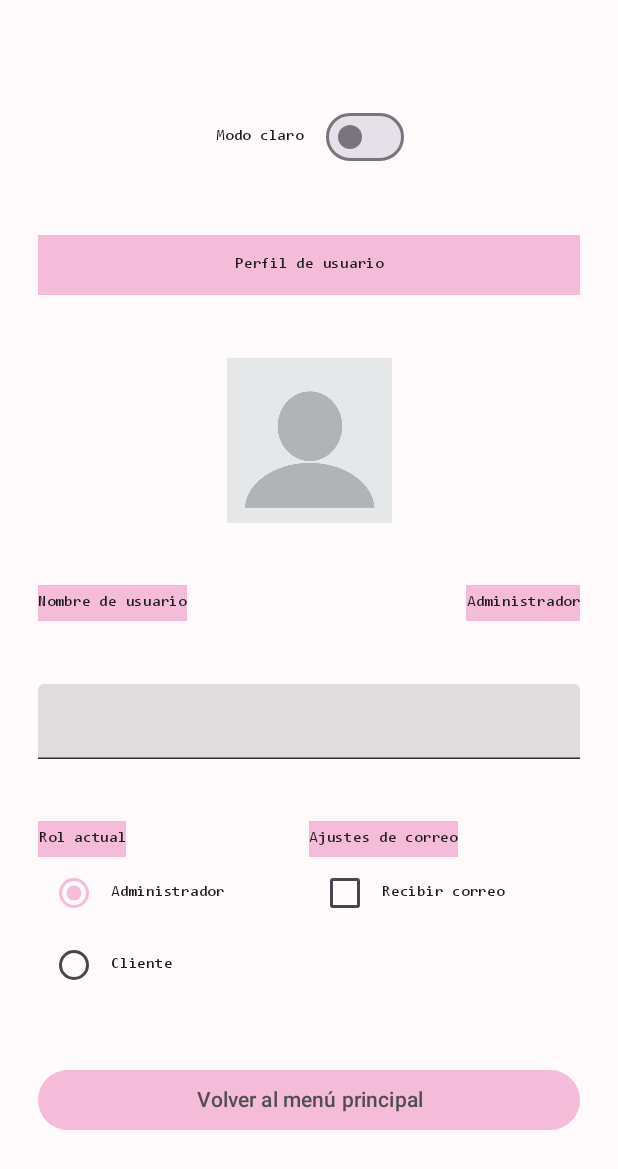
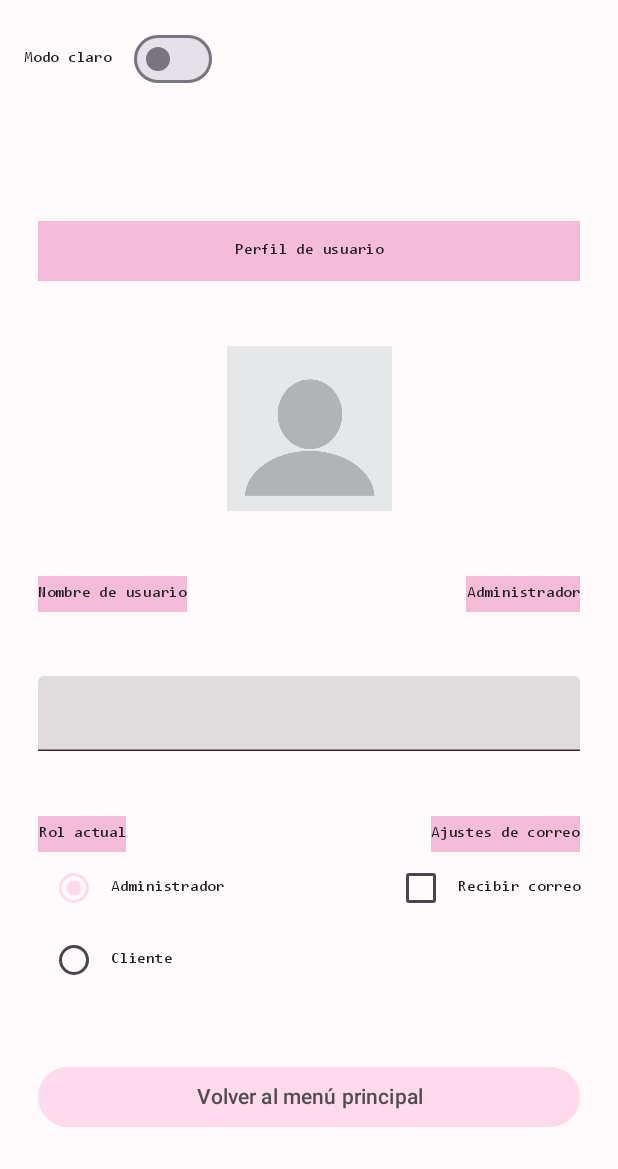
Before and after one commit to akiipv/Practica2_Moviles, an Android app built with Jetpack Compose: the screen it shows after launch (PerfilActivity), after a tap on "Perfil", on a phone screen of 412 x 824 dp. Shown: the top 1169 px of the screen. Run offline under Robolectric (Android 15) with nearby library versions, the phone set to English and light mode, and no system bars; our stand-ins replace window size class.

Commit message:
(„• ֊ •„)
ya he terminado lo q se pide. como tengo 700 cosas más que hacer lamentablemente, no voy a poder ponerlo bonito pero bueno no es tan tan feo

y he hecho un cambio para que se achique un poco en moviles pequeños porque sino no veas q locura

```diff
--- a/app/build.gradle.kts
+++ b/app/build.gradle.kts
@@ -39,7 +39,9 @@ android {
 dependencies {
     implementation(platform(libs.androidx.compose.bom))
     implementation(libs.androidx.activity.compose)
+    implementation(libs.androidx.appcompat)
     implementation(libs.androidx.compose.material3)
+    implementation(libs.androidx.compose.material3.window.size.class1)
     implementation(libs.androidx.compose.ui)
     implementation(libs.androidx.compose.ui.graphics)
     implementation(libs.androidx.compose.ui.tooling.preview)
--- a/app/src/main/java/com/example/practica2_mibv/LlegadaActivity.kt
+++ b/app/src/main/java/com/example/practica2_mibv/LlegadaActivity.kt
@@ -22,14 +22,20 @@ import androidx.compose.foundation.layout.padding
 import androidx.compose.foundation.layout.size
 import androidx.compose.foundation.layout.width
 import androidx.compose.foundation.layout.wrapContentHeight
+import androidx.compose.foundation.rememberScrollState
+import androidx.compose.foundation.verticalScroll
 import androidx.compose.material3.Button
 import androidx.compose.material3.Scaffold
 import androidx.compose.material3.Switch
 import androidx.compose.material3.Text
+import androidx.compose.material3.windowsizeclass.ExperimentalMaterial3WindowSizeClassApi
+import androidx.compose.material3.windowsizeclass.WindowWidthSizeClass
+import androidx.compose.material3.windowsizeclass.calculateWindowSizeClass
 import androidx.compose.runtime.Composable
 import androidx.compose.runtime.getValue
 import androidx.compose.runtime.mutableStateOf
 import androidx.compose.runtime.remember
+import androidx.compose.runtime.saveable.rememberSaveable
 import androidx.compose.runtime.setValue
 import androidx.compose.ui.Alignment
 import androidx.compose.ui.Modifier
@@ -41,26 +47,44 @@ import com.example.practica2_mibv.ui.theme.Practica2_MIBVTheme
 import java.time.LocalDate
 
 class LlegadaActivity : ComponentActivity() {
+    @OptIn(ExperimentalMaterial3WindowSizeClassApi::class)
     @RequiresApi(Build.VERSION_CODES.O)
     override fun onCreate(savedInstanceState: Bundle?) {
         super.onCreate(savedInstanceState)
         enableEdgeToEdge()
         setContent {
             val isItOscuro = isSystemInDarkTheme()
-            var modoOscurito by remember { mutableStateOf(isItOscuro) }
+            var modoOscurito by rememberSaveable { mutableStateOf(isItOscuro) }
             var color = if (modoOscurito) Color(0xFF8F5272) else Color(0xfff5bcda)
+
+            val windowSize = calculateWindowSizeClass(this)
+            val pantallaPettit = windowSize.widthSizeClass == WindowWidthSizeClass.Compact
             Practica2_MIBVTheme(
                 darkTheme = modoOscurito
             ) {
                 Scaffold(
                     modifier = Modifier
-                        .fillMaxSize()
+                        .fillMaxSize(),
+                    topBar = {
+                        Row(
+                            modifier = Modifier.padding(10.dp),
+                            verticalAlignment = Alignment.CenterVertically,
+                            horizontalArrangement = Arrangement.spacedBy(15.dp)
+                        ) {
+                            Text(text = if (modoOscurito) "Modo oscuro" else "Modo claro")
+                            Switch(
+                                checked = modoOscurito,
+                                onCheckedChange = { modoOscurito = it }
+                            )
+                        }
+                    }
                 ) { innerPading ->
                     Column(
                         modifier = Modifier
                             .fillMaxSize()
                             .padding(innerPading)
-                            .padding(25.dp),
+                            .verticalScroll(rememberScrollState())
+                            .padding(if (pantallaPettit) 7.dp else 20.dp),
                         verticalArrangement = Arrangement.SpaceBetween,
                         horizontalAlignment = Alignment.CenterHorizontally
                     ) {
@@ -70,17 +94,6 @@ class LlegadaActivity : ComponentActivity() {
                         val titulo = intent.getStringExtra("titulo") ?: "Tarea 1"
                         val fecha = intent.getStringExtra("fecha") ?: "Fecha límite"
                         val rol = intent.getStringExtra("rol") ?: "Cliente"
-
-                        Row(
-                            verticalAlignment = Alignment.CenterVertically,
-                            horizontalArrangement = Arrangement.spacedBy(15.dp)
-                        ) {
-                            Text(text = if (modoOscurito) "Modo oscuro" else "Modo claro")
-                            Switch(
-                                checked = modoOscurito,
-                                onCheckedChange = { modoOscurito = it }
-                            )
-                        }
                         Column(
                             modifier = Modifier.weight(1f),
                             verticalArrangement = Arrangement.SpaceBetween
@@ -149,10 +162,10 @@ class LlegadaActivity : ComponentActivity() {
                                 }
                             }
                         }
-                        Spacer(modifier = Modifier.height(50.dp))
+                        Spacer(modifier = Modifier.height(if (pantallaPettit) 25.dp else 50.dp))
                         val context = LocalContext.current
                         Column(
-                            modifier = Modifier.height(150.dp),
+                            modifier = Modifier.height(if (pantallaPettit) 120.dp else 150.dp),
                             horizontalAlignment = Alignment.CenterHorizontally,
                             verticalArrangement = Arrangement.spacedBy(5.dp)
                         ) {
--- a/app/src/main/java/com/example/practica2_mibv/PerfilActivity.kt
+++ b/app/src/main/java/com/example/practica2_mibv/PerfilActivity.kt
@@ -32,6 +32,9 @@ import androidx.compose.material3.Switch
 import androidx.compose.material3.Text
 import androidx.compose.material3.TextField
 import androidx.compose.material3.TextFieldDefaults
+import androidx.compose.material3.windowsizeclass.ExperimentalMaterial3WindowSizeClassApi
+import androidx.compose.material3.windowsizeclass.WindowWidthSizeClass
+import androidx.compose.material3.windowsizeclass.calculateWindowSizeClass
 import androidx.compose.runtime.Composable
 import androidx.compose.runtime.getValue
 import androidx.compose.runtime.mutableStateOf
@@ -49,19 +52,36 @@ import androidx.compose.ui.unit.dp
 import com.example.practica2_mibv.ui.theme.Practica2_MIBVTheme
 
 class PerfilActivity : ComponentActivity() {
+    @OptIn(ExperimentalMaterial3WindowSizeClassApi::class)
     override fun onCreate(savedInstanceState: Bundle?) {
         super.onCreate(savedInstanceState)
         enableEdgeToEdge()
         setContent {
             val isItOscuro = isSystemInDarkTheme()
             var modoOscurito by remember { mutableStateOf(isItOscuro) }
-            var color = if (isSystemInDarkTheme()) Color(0xFF8F5272) else Color(0xfff5bcda)
+            var color = if (modoOscurito) Color(0xFF8F5272) else Color(0xfff5bcda)
+
+            val windowSize = calculateWindowSizeClass(this)
+            val pantallaPettit = windowSize.widthSizeClass == WindowWidthSizeClass.Compact
             Practica2_MIBVTheme(
                 darkTheme = modoOscurito
             ) {
                 Scaffold(
                     modifier = Modifier
-                        .fillMaxSize()
+                        .fillMaxSize(),
+                    topBar = {
+                        Row(
+                            modifier = Modifier.padding(15.dp),
+                            verticalAlignment = Alignment.CenterVertically,
+                            horizontalArrangement = Arrangement.spacedBy(15.dp)
+                        ) {
+                            Text(text = if (modoOscurito) "Modo oscuro" else "Modo claro")
+                            Switch(
+                                checked = modoOscurito,
+                                onCheckedChange = { modoOscurito = it }
+                            )
+                        }
+                    }
                 ) { innerPadding ->
                     Column(
                         modifier = Modifier
@@ -75,16 +95,6 @@ class PerfilActivity : ComponentActivity() {
                         var opcionSeleccionada by remember { mutableStateOf(opciones[0]) }
                         var correo by remember { mutableStateOf(false) }
 
-                        Row(
-                            verticalAlignment = Alignment.CenterVertically,
-                            horizontalArrangement = Arrangement.spacedBy(15.dp)
-                        ) {
-                            Text(text = if (modoOscurito) "Modo oscuro" else "Modo claro")
-                            Switch(
-                                checked = modoOscurito,
-                                onCheckedChange = { modoOscurito = it }
-                            )
-                        }
                         letterCuchi("Perfil de usuario", color, 40)
                         Image(
                             painterResource(R.drawable.pfp),
@@ -145,10 +155,10 @@ class PerfilActivity : ComponentActivity() {
                                 }
                             }
                             Column(
-                                modifier = Modifier.weight(1f)
+                                modifier = Modifier.weight(1f),
+                                horizontalAlignment = Alignment.End
                             ) {
                                 letterSad("Ajustes de correo", color, 20, 50)
-
                                 Row(verticalAlignment = Alignment.CenterVertically) {
                                     Checkbox(
                                         checked = correo,
--- a/app/src/main/java/com/example/practica2_mibv/ui/theme/Color.kt
+++ b/app/src/main/java/com/example/practica2_mibv/ui/theme/Color.kt
@@ -2,8 +2,8 @@ package com.example.practica2_mibv.ui.theme
 
 import androidx.compose.ui.graphics.Color
 
-val PinkPrimary = Color(0xFFF5BCDA)
-val PinkDark = Color(0xFF8F5272)
+val PinkPrimary = Color(0xFFFFD9EC)
+val PinkDark = Color(0xFF723B58)
 val GrayPrimary = Color(0xFFD6D6DE)
 
 val TextDark = Color(0xFF4F4D4D)
--- a/gradle/libs.versions.toml
+++ b/gradle/libs.versions.toml
@@ -8,6 +8,8 @@ lifecycleRuntimeKtx = "2.11.0"
 activityCompose = "1.13.0"
 kotlin = "2.2.10"
 composeBom = "2026.02.01"
+material3WindowSizeClass = "1.5.0"
+appcompat = "1.8.0"
 
 [libraries]
 androidx-core-ktx = { group = "androidx.core", name = "core-ktx", version.ref = "coreKtx" }
@@ -24,6 +26,8 @@ androidx-compose-ui-tooling-preview = { group = "androidx.compose.ui", name = "u
 androidx-compose-ui-test-manifest = { group = "androidx.compose.ui", name = "ui-test-manifest" }
 androidx-compose-ui-test-junit4 = { group = "androidx.compose.ui", name = "ui-test-junit4" }
 androidx-compose-material3 = { group = "androidx.compose.material3", name = "material3" }
+androidx-compose-material3-window-size-class1 = { group = "androidx.compose.material3", name = "material3-window-size-class", version.ref = "material3WindowSizeClass" }
+androidx-appcompat = { group = "androidx.appcompat", name = "appcompat", version.ref = "appcompat" }
 
 [plugins]
 android-application = { id = "com.android.application", version.ref = "agp" }
```
Also changed, not shown: app/src/main/java/com/example/practica2_mibv/NuevaTareaActivity.kt (+22 -13 lines), app/src/main/java/com/example/practica2_mibv/TItulosActivity.kt (+27 -4 lines), app/src/main/java/com/example/practica2_mibv/TareaActivity.kt (+22 -12 lines).
